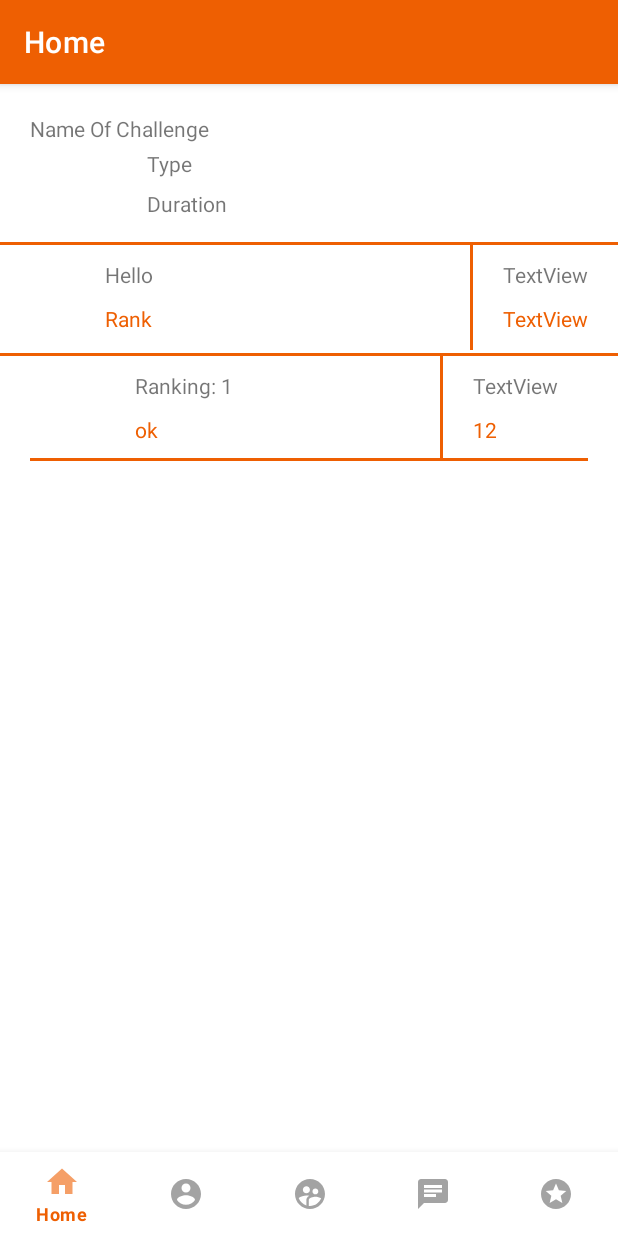
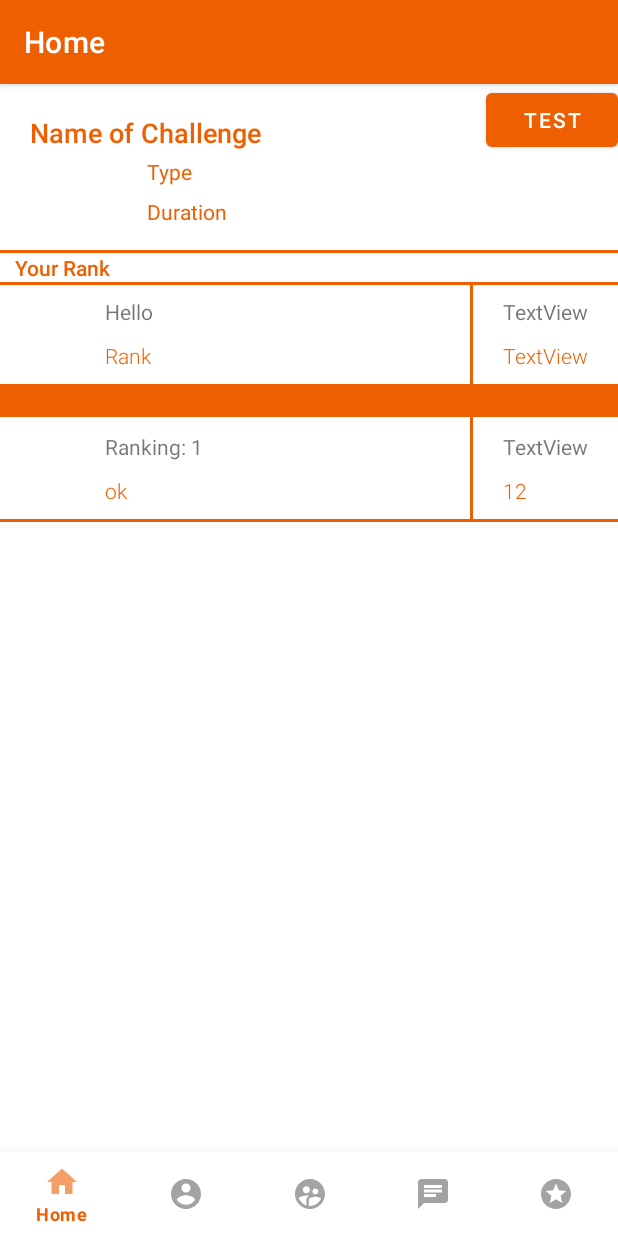
Before and after one commit to HarithaML/LetsCompete, an Android app: the fragment LeaderBoardFragment placed in its activity, on a phone screen of 412 x 824 dp. Run offline under Robolectric (Android 15) with nearby library versions, the phone set to English and light mode, and no system bars; our stand-ins replace Firebase (no records; nobody signed in at launch, a user with empty details on screens opened directly), Room's generated code; 1 statement that could not run was skipped.

Commit message:
improvments to leaderBoard and added maybe a way to get to Settings

```diff
--- a/app/src/main/java/com/example/letscompete/activities/Setting_Activity.java
+++ b/app/src/main/java/com/example/letscompete/activities/Setting_Activity.java
@@ -1,8 +1,10 @@
 package com.example.letscompete.activities;
 
 import android.os.Bundle;
+import android.view.MenuItem;
 import android.widget.TextView;
 
+import androidx.appcompat.app.ActionBar;
 import androidx.appcompat.app.AppCompatActivity;
 import androidx.recyclerview.widget.LinearLayoutManager;
 import androidx.recyclerview.widget.RecyclerView;
@@ -13,23 +15,27 @@ import com.example.letscompete.R;
 public class Setting_Activity extends AppCompatActivity {
 
     private TextView mTextView;
-
+    ActionBar actionBar;
 
     @Override
     protected void onCreate(Bundle savedInstanceState) {
         super.onCreate(savedInstanceState);
         setContentView(R.layout.activity_settings_layout);
+        actionBar = getSupportActionBar();
+        actionBar.setTitle("Settings");
+        actionBar.setDisplayHomeAsUpEnabled(true);
+
         RecyclerView content = findViewById(R.id.listSettings);
-        String[] main = {getString(R.string.settings0).toString(),
-                getString(R.string.settings1).toString(),
-                getString(R.string.settings2).toString(),
-                getString(R.string.settings3).toString(),
-                getString(R.string.settings4).toString()
+        String[] main = {getString(R.string.settings0),
+                getString(R.string.settings1),
+                getString(R.string.settings2),
+                getString(R.string.settings3),
+                getString(R.string.settings4)
         };
         String[] sub = {"",
-                getString(R.string.settings1des).toString(),
-                getString(R.string.settings2des).toString(),
-                getString(R.string.settings3des).toString(),
+                getString(R.string.settings1des),
+                getString(R.string.settings2des),
+                getString(R.string.settings3des),
                 ""
         };
 
@@ -38,4 +44,17 @@ public class Setting_Activity extends AppCompatActivity {
         content.setLayoutManager(new LinearLayoutManager(this));
 
     }
+
+    @Override
+    public boolean onOptionsItemSelected(MenuItem item)
+    {
+        if (item.getItemId() == android.R.id.home)
+        {
+            finish();
+            return true;
+        }
+        else {
+            return super.onOptionsItemSelected(item);
+        }
+    }
 }
--- a/app/src/main/java/com/example/letscompete/fragments/LeaderBoardFragment.java
+++ b/app/src/main/java/com/example/letscompete/fragments/LeaderBoardFragment.java
@@ -15,6 +15,7 @@ import android.util.Log;
 import android.view.LayoutInflater;
 import android.view.View;
 import android.view.ViewGroup;
+import android.widget.Button;
 import android.widget.RelativeLayout;
 
 import com.example.letscompete.AppDatabase;
@@ -107,10 +108,9 @@ public class LeaderBoardFragment extends Fragment {
         user.setRank(1);
         user.setStat("12");
         database.userDao().insertAll(user);
-        RelativeLayout relativeLayout = view.findViewById(R.id.recyleSetting);
+        Button button = view.findViewById(R.id.button);
         //please change latter
-        relativeLayout.setClickable(true);
-        relativeLayout.setOnClickListener(new View.OnClickListener() {
+        button.setOnClickListener(new View.OnClickListener() {
             @Override
             public void onClick(View view) {
                 Log.i("touched", "yay");
--- a/app/src/main/java/com/example/letscompete/fragments/ProfileFragment.java
+++ b/app/src/main/java/com/example/letscompete/fragments/ProfileFragment.java
@@ -30,6 +30,7 @@ import android.widget.Toast;
 
 import com.example.letscompete.activities.MainActivity;
 import com.example.letscompete.R;
+import com.example.letscompete.activities.Setting_Activity;
 import com.google.android.gms.tasks.OnFailureListener;
 import com.google.android.gms.tasks.OnSuccessListener;
 import com.google.android.gms.tasks.Task;
@@ -48,6 +49,7 @@ import com.google.firebase.storage.UploadTask;
 import com.squareup.picasso.Picasso;
 
 import java.util.HashMap;
+import java.util.Set;
 
 import static android.app.Activity.RESULT_OK;
 
@@ -203,6 +205,7 @@ public class ProfileFragment extends Fragment {
             @Override
             public void onClick(View v) {
                 showEditProfileDialog();
+                //goToSettingsActivity();
             }
         });
 
@@ -228,7 +231,11 @@ public class ProfileFragment extends Fragment {
     }
 
 
-
+    private void goToSettingsActivity()
+    {
+        Intent intent = new Intent(getActivity(), Setting_Activity.class);
+        startActivity(intent);
+    }
 
     private void showEditProfileDialog() {
         /*Show dialog containing options
--- a/app/src/main/res/layout/fragment_leader_board.xml
+++ b/app/src/main/res/layout/fragment_leader_board.xml
@@ -6,6 +6,16 @@
     android:layout_width="match_parent"
     android:layout_height="match_parent"
     tools:context=".fragments.LeaderBoardFragment">
+
+    <View
+        android:id="@+id/topview"
+        android:layout_width="0dp"
+        android:layout_height="0dp"
+        android:background="@color/colorSecondary"
+        app:layout_constraintBottom_toTopOf="@+id/view"
+        app:layout_constraintEnd_toEndOf="parent"
+        app:layout_constraintStart_toStartOf="parent"
+        app:layout_constraintTop_toTopOf="parent" />
 
     <androidx.constraintlayout.widget.Guideline
         android:id="@+id/guideline6"
@@ -42,8 +52,10 @@
         android:id="@+id/textView"
         android:layout_width="wrap_content"
         android:layout_height="wrap_content"
-        android:text="Name Of Challenge"
-        android:textSize="14sp"
+        android:fontFamily="sans-serif-medium"
+        android:text="Name of Challenge"
+        android:textColor="@color/colorPrimary"
+        android:textSize="18sp"
         app:layout_constraintStart_toStartOf="@+id/guideline9"
         app:layout_constraintTop_toTopOf="@+id/guideline8" />
 
@@ -61,7 +73,9 @@
         android:layout_height="wrap_content"
         android:layout_marginStart="28dp"
         android:layout_marginTop="4dp"
+        android:fontFamily="sans-serif"
         android:text="Type"
+        android:textColor="@color/colorPrimary"
         app:layout_constraintStart_toEndOf="@+id/imageView2"
         app:layout_constraintTop_toBottomOf="@+id/textView" />
 
@@ -69,9 +83,24 @@
         android:id="@+id/textView3"
         android:layout_width="wrap_content"
         android:layout_height="wrap_content"
+        android:fontFamily="sans-serif"
         android:text="Duration"
+        android:textColor="@color/colorPrimary"
         app:layout_constraintBottom_toBottomOf="@+id/imageView2"
         app:layout_constraintStart_toStartOf="@+id/textView2" />
+
+    <TextView
+        android:id="@+id/textView4"
+        android:layout_width="wrap_content"
+        android:layout_height="wrap_content"
+        android:layout_marginLeft="10dp"
+        android:fontFamily="sans-serif-medium"
+        android:text="Your Rank"
+        android:textColor="@color/colorPrimary"
+        android:textSize="14sp"
+        app:layout_constraintBottom_toTopOf="@+id/include"
+        app:layout_constraintStart_toStartOf="parent"
+        app:layout_constraintTop_toBottomOf="@+id/view" />
 
     <View
         android:id="@+id/view"
@@ -85,33 +114,61 @@
         tools:layout_editor_absoluteX="0dp" />
 
     <View
+        android:id="@+id/view4"
+        android:layout_width="match_parent"
+        android:layout_height="2dp"
+        android:background="#EE5F02"
+
+        app:layout_constraintStart_toStartOf="parent"
+        app:layout_constraintTop_toBottomOf="@id/textView4" />
+
+    <View
         android:id="@+id/view2"
         android:layout_width="match_parent"
         android:layout_height="2dp"
-        android:layout_marginTop="90dp"
+        android:layout_marginTop="105dp"
         android:background="#EE5F02"
 
         app:layout_constraintStart_toStartOf="parent"
         app:layout_constraintTop_toBottomOf="@+id/imageView2" />
 
     <include
+        android:id="@+id/include"
         layout="@layout/row_leaderboard"
         android:layout_width="match_parent"
         android:layout_height="0dp"
-        app:layout_constraintBottom_toTopOf="@+id/_dynamic"
         app:layout_constraintEnd_toStartOf="@+id/guideline6"
         app:layout_constraintStart_toStartOf="@+id/guideline9"
-        app:layout_constraintTop_toBottomOf="@+id/view">
+        app:layout_constraintTop_toBottomOf="@+id/textView4">
 
     </include>
 
+    <View
+        android:id="@+id/view3"
+        android:layout_width="match_parent"
+        android:layout_height="0dp"
+        android:background="@color/colorPrimary"
+        app:layout_constraintBottom_toTopOf="@+id/leaderboard_list"
+        app:layout_constraintStart_toStartOf="parent"
+        app:layout_constraintTop_toBottomOf="@+id/view2" />
+
     <androidx.recyclerview.widget.RecyclerView
+        android:layout_marginTop="20dp"
+        android:background="@color/colorSecondary"
         android:id="@+id/leaderboard_list"
         android:layout_width="0dp"
         android:layout_height="0dp"
         app:layout_constraintBottom_toTopOf="@+id/guideline10"
-        app:layout_constraintEnd_toStartOf="@+id/guideline6"
-        app:layout_constraintStart_toEndOf="@+id/guideline9"
+        app:layout_constraintEnd_toEndOf="parent"
+        app:layout_constraintStart_toStartOf="parent"
         app:layout_constraintTop_toBottomOf="@+id/view2">
          </androidx.recyclerview.widget.RecyclerView>
+
+    <Button
+        android:id="@+id/button"
+        android:layout_width="wrap_content"
+        android:layout_height="wrap_content"
+        android:text="Test"
+        app:layout_constraintEnd_toEndOf="parent"
+        app:layout_constraintTop_toTopOf="parent" />
 </androidx.constraintlayout.widget.ConstraintLayout>
--- a/app/src/main/res/layout/row_leaderboard.xml
+++ b/app/src/main/res/layout/row_leaderboard.xml
@@ -19,10 +19,10 @@
         android:id="@+id/RankLeader"
         android:layout_width="wrap_content"
         android:layout_height="wrap_content"
-        android:layout_alignParentTop="true"
-        android:layout_marginLeft="20dp"
+        android:layout_marginStart="20dp"
         android:layout_marginTop="10dp"
-        android:layout_toRightOf="@id/profile"
+        android:layout_toEndOf="@id/profile"
+        android:fontFamily="sans-serif"
         android:text="Hello" />
 
     <TextView
@@ -33,6 +33,7 @@
         android:layout_alignStart="@+id/RankLeader"
         android:layout_marginTop="10dp"
         android:layout_marginBottom="10dp"
+        android:fontFamily="sans-serif-light"
         android:text="Rank"
         android:textColor="#EE5F02" />
 
@@ -42,21 +43,23 @@
         android:layout_height="wrap_content"
         android:layout_below="@+id/statLeader"
         android:layout_alignStart="@+id/statLeader"
+        android:layout_alignParentEnd="true"
         android:layout_marginTop="10dp"
         android:layout_marginBottom="10dp"
+        android:fontFamily="sans-serif-light"
         android:text="TextView"
-        android:textColor="#EE5F02"
-        android:layout_alignParentRight="true"/>
+        android:textColor="#EE5F02" />
 
     <TextView
         android:id="@+id/statLeader"
         android:layout_width="wrap_content"
         android:layout_height="wrap_content"
         android:layout_alignParentTop="true"
-        android:layout_marginRight="20dp"
+        android:layout_alignParentEnd="true"
         android:layout_marginTop="10dp"
-        android:text="TextView"
-        android:layout_alignParentRight="true"/>
+        android:layout_marginEnd="20dp"
+        android:fontFamily="sans-serif"
+        android:text="TextView" />
 
     <View
         android:id="@+id/view"
```
